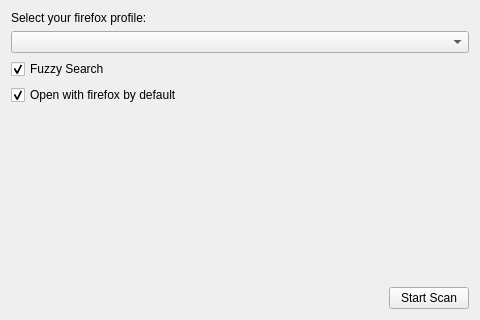
Before: the Qt Designer form firefoxbookmarks/src/configwidget.ui in albertlauncher/plugins, drawn with Qt 5.
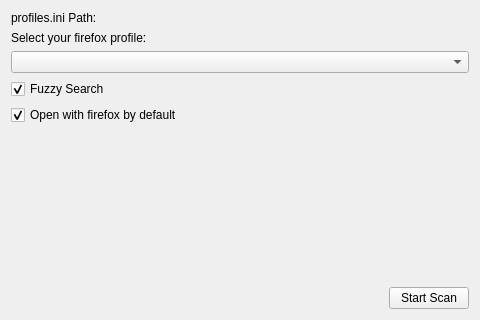
After: the same form once the commit is applied.

Commit message: add config property to set different profiles home. Fixes #714

Diff of the .ui file:
```diff
--- a/firefoxbookmarks/src/configwidget.ui
+++ b/firefoxbookmarks/src/configwidget.ui
@@ -11,6 +11,16 @@
    </rect>
   </property>
   <layout class="QVBoxLayout">
+   <item>
+    <widget class="QLabel" name="label_profiles">
+     <property name="toolTip">
+      <string>&lt;html&gt;&lt;head/&gt;&lt;body&gt;&lt;p&gt;This setting can be changed in the config file.&lt;/p&gt;&lt;/body&gt;&lt;/html&gt;</string>
+     </property>
+     <property name="text">
+      <string>profiles.ini Path:</string>
+     </property>
+    </widget>
+   </item>
    <item>
     <widget class="QLabel" name="label">
      <property name="text">
```
The commit also changes 1 other file.
